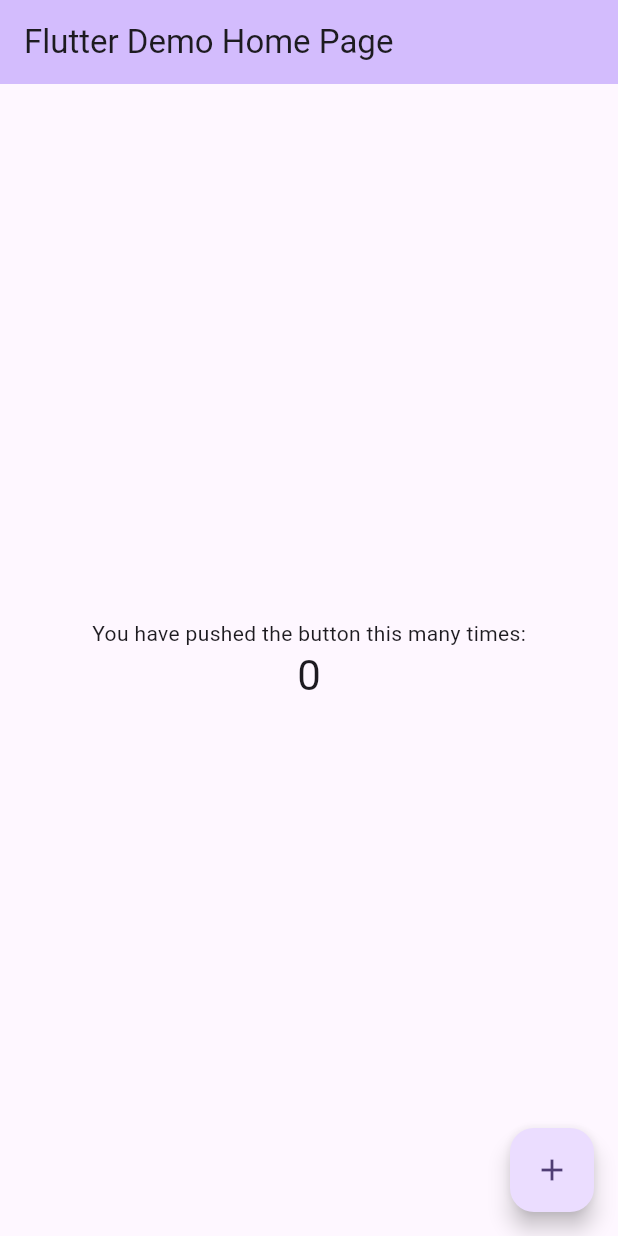
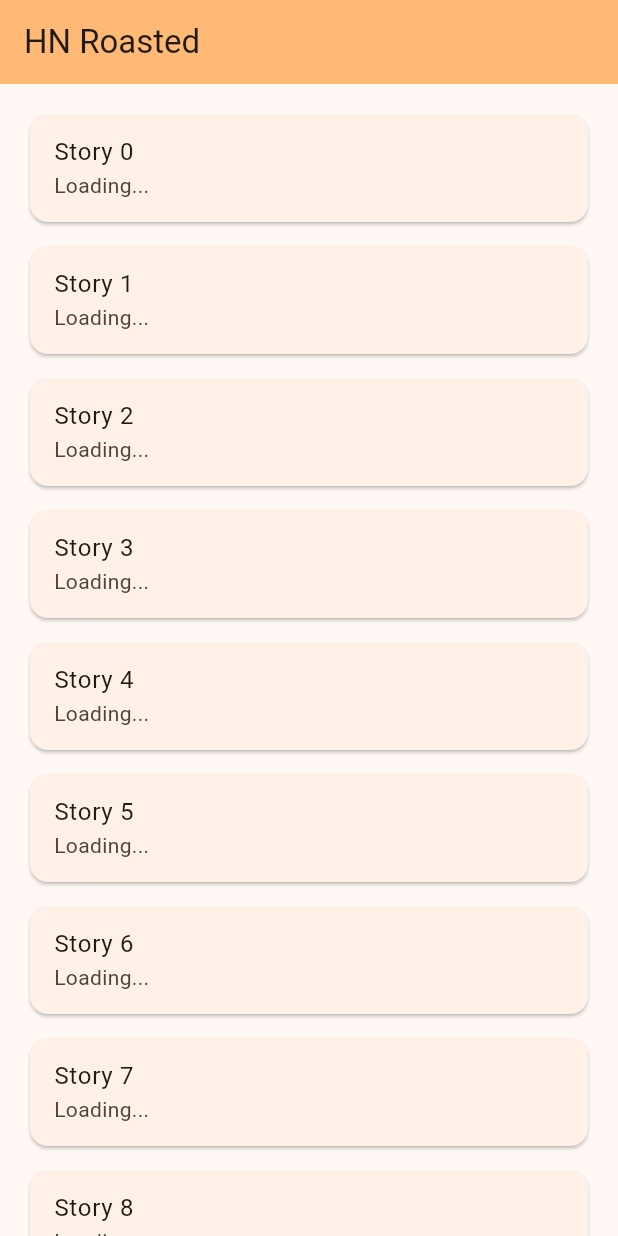
Before and after one commit to kltsv/hn_ai_roaster, a Flutter app: the screen it shows after launch, on a phone screen of 412 x 824 dp. Run offline on Flutter 3.47's test engine with Material 3 defaults, Android fonts, the phone set to English and light mode, and no system bars.

Commit message:
Simpliest stories page

```diff
--- /dev/null
+++ b/lib/features/stories/stories_page.dart
@@ -0,0 +1,36 @@
+import 'package:flutter/material.dart';
+
+class StoriesPage extends StatefulWidget {
+  const StoriesPage({super.key});
+
+  @override
+  State<StoriesPage> createState() => _StoriesPageState();
+}
+
+class _StoriesPageState extends State<StoriesPage> {
+  @override
+  Widget build(BuildContext context) {
+    return Scaffold(
+      appBar: AppBar(
+        title: const Text('HN Roasted'),
+        backgroundColor: Theme.of(context).colorScheme.inversePrimary,
+      ),
+      body: ListView.separated(
+        padding: const EdgeInsets.all(16),
+        itemCount: 20, // Временно, пока нет реальных данных
+        separatorBuilder: (context, index) => const SizedBox(height: 8),
+        itemBuilder: (context, index) {
+          return Card(
+            child: ListTile(
+              title: Text('Story $index'),
+              subtitle: const Text('Loading...'),
+              onTap: () {
+                // TODO: Открывать детали новости
+              },
+            ),
+          );
+        },
+      ),
+    );
+  }
+}
--- a/lib/main.dart
+++ b/lib/main.dart
@@ -1,4 +1,5 @@
 import 'package:flutter/material.dart';
+import 'features/stories/stories_page.dart';
 
 void main() {
   runApp(const MyApp());
@@ -7,119 +8,18 @@
 class MyApp extends StatelessWidget {
   const MyApp({super.key});
 
-  // This widget is the root of your application.
   @override
   Widget build(BuildContext context) {
     return MaterialApp(
-      title: 'Flutter Demo',
+      title: 'HN Roasted',
       theme: ThemeData(
-        // This is the theme of your application.
-        //
-        // TRY THIS: Try running your application with "flutter run". You'll see
-        // the application has a purple toolbar. Then, without quitting the app,
-        // try changing the seedColor in the colorScheme below to Colors.green
-        // and then invoke "hot reload" (save your changes or press the "hot
-        // reload" button in a Flutter-supported IDE, or press "r" if you used
-        // the command line to start the app).
-        //
-        // Notice that the counter didn't reset back to zero; the application
-        // state is not lost during the reload. To reset the state, use hot
-        // restart instead.
-        //
-        // This works for code too, not just values: Most code changes can be
-        // tested with just a hot reload.
-        colorScheme: ColorScheme.fromSeed(seedColor: Colors.deepPurple),
+        colorScheme: ColorScheme.fromSeed(
+          seedColor: Colors.orange,
+          brightness: Brightness.light,
+        ),
         useMaterial3: true,
       ),
-      home: const MyHomePage(title: 'Flutter Demo Home Page'),
+      home: const StoriesPage(),
     );
   }
 }
-
-class MyHomePage extends StatefulWidget {
-  const MyHomePage({super.key, required this.title});
-
-  // This widget is the home page of your application. It is stateful, meaning
-  // that it has a State object (defined below) that contains fields that affect
-  // how it looks.
-
-  // This class is the configuration for the state. It holds the values (in this
-  // case the title) provided by the parent (in this case the App widget) and
-  // used by the build method of the State. Fields in a Widget subclass are
-  // always marked "final".
-
-  final String title;
-
-  @override
-  State<MyHomePage> createState() => _MyHomePageState();
-}
-
-class _MyHomePageState extends State<MyHomePage> {
-  int _counter = 0;
-
-  void _incrementCounter() {
-    setState(() {
-      // This call to setState tells the Flutter framework that something has
-      // changed in this State, which causes it to rerun the build method below
-      // so that the display can reflect the updated values. If we changed
-      // _counter without calling setState(), then the build method would not be
-      // called again, and so nothing would appear to happen.
-      _counter++;
-    });
-  }
-
-  @override
-  Widget build(BuildContext context) {
-    // This method is rerun every time setState is called, for instance as done
-    // by the _incrementCounter method above.
-    //
-    // The Flutter framework has been optimized to make rerunning build methods
-    // fast, so that you can just rebuild anything that needs updating rather
-    // than having to individually change instances of widgets.
-    return Scaffold(
-      appBar: AppBar(
-        // TRY THIS: Try changing the color here to a specific color (to
-        // Colors.amber, perhaps?) and trigger a hot reload to see the AppBar
-        // change color while the other colors stay the same.
-        backgroundColor: Theme.of(context).colorScheme.inversePrimary,
-        // Here we take the value from the MyHomePage object that was created by
-        // the App.build method, and use it to set our appbar title.
-        title: Text(widget.title),
-      ),
-      body: Center(
-        // Center is a layout widget. It takes a single child and positions it
-        // in the middle of the parent.
-        child: Column(
-          // Column is also a layout widget. It takes a list of children and
-          // arranges them vertically. By default, it sizes itself to fit its
-          // children horizontally, and tries to be as tall as its parent.
-          //
-          // Column has various properties to control how it sizes itself and
-          // how it positions its children. Here we use mainAxisAlignment to
-          // center the children vertically; the main axis here is the vertical
-          // axis because Columns are vertical (the cross axis would be
-          // horizontal).
-          //
-          // TRY THIS: Invoke "debug painting" (choose the "Toggle Debug Paint"
-          // action in the IDE, or press "p" in the console), to see the
-          // wireframe for each widget.
-          mainAxisAlignment: MainAxisAlignment.center,
-          children: <Widget>[
-            const Text(
-              'You have pushed the button this many times:',
-            ),
-            Text(
-              '$_counter',
-              style: Theme.of(context).textTheme.headlineMedium,
-            ),
-          ],
-        ),
-      ),
-      floatingActionButton: FloatingActionButton(
-        onPressed: _incrementCounter,
-        tooltip: 'Increment',
-        child: const Icon(Icons.add),
-      ), // This trailing comma makes auto-formatting nicer for build methods.
-    );
-  }
-}
```
Also changed, not shown: pubspec.yaml (+6 -57 lines), lib/api/api_client.dart (added), lib/common/constants.dart (added), lib/common/widgets/error_view.dart (added), lib/features/story_details/story_details_page.dart (added), pubspec.lock, 14 other files.
